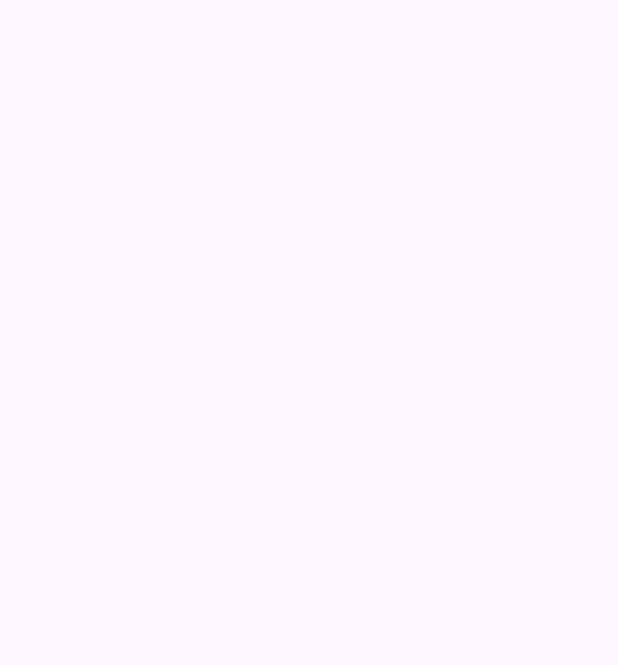
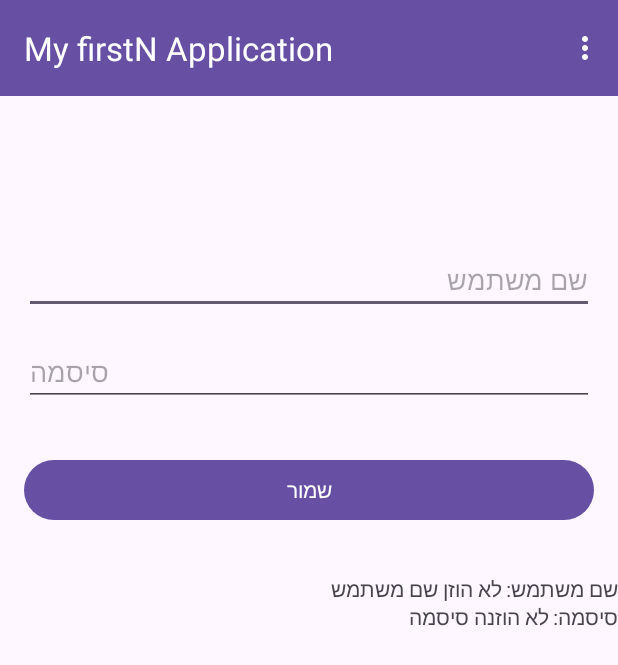
Before and after one commit to Noam-Mazan2025-katza/MyfirstNApplication123, an Android app: the Regulations screen opened directly, with no data from a screen before it, on a phone screen of 412 x 824 dp. Before the commit the part shown is empty. Shown: the top 665 px of the screen. Run offline under Robolectric (Android 15) with nearby library versions, the phone set to English and light mode, and no system bars.

Commit message:
Shared Preferences

```diff
--- a/app/src/main/java/com/noammazan/myfirstnapplication/Regulations.java
+++ b/app/src/main/java/com/noammazan/myfirstnapplication/Regulations.java
@@ -1,24 +1,156 @@
 package com.noammazan.myfirstnapplication;
 
+import android.content.Intent;
+import android.content.SharedPreferences;
 import android.os.Bundle;
+import android.text.SpannableString;
+import android.text.style.ForegroundColorSpan;
+import android.view.ContextMenu;
+import android.view.Menu;
+import android.view.MenuInflater;
+import android.view.MenuItem;
+import android.view.View;
+import android.widget.Button;
+import android.widget.EditText;
+import android.widget.TextView;
+import android.widget.Toast;
+import android.content.Context;
 
 import androidx.activity.EdgeToEdge;
+import androidx.annotation.NonNull;
 import androidx.appcompat.app.AppCompatActivity;
+import androidx.appcompat.widget.Toolbar;
 import androidx.core.graphics.Insets;
 import androidx.core.view.ViewCompat;
 import androidx.core.view.WindowInsetsCompat;
 
 public class Regulations extends AppCompatActivity {
+    private EditText etUsername, etPassword;
+    private Button btnSave;
+    private TextView tvSavedData;
+    private SharedPreferences sharedPreferences;
 
     @Override
     protected void onCreate(Bundle savedInstanceState) {
         super.onCreate(savedInstanceState);
         EdgeToEdge.enable(this);
         setContentView(R.layout.activity_regulations);
+
+        // אתחול של ה-Toolbar
+        Toolbar toolbar = findViewById(R.id.toolbar);
+        setSupportActionBar(toolbar);
         ViewCompat.setOnApplyWindowInsetsListener(findViewById(R.id.main), (v, insets) -> {
             Insets systemBars = insets.getInsets(WindowInsetsCompat.Type.systemBars());
             v.setPadding(systemBars.left, systemBars.top, systemBars.right, systemBars.bottom);
             return insets;
         });
+
+        // אתחול של השדות
+        etUsername = findViewById(R.id.etUsername);
+        etPassword = findViewById(R.id.etPassword);
+        btnSave = findViewById(R.id.btnSave);
+        tvSavedData = findViewById(R.id.tvSavedData);
+
+        // אתחול של SharedPreferences
+        sharedPreferences = getSharedPreferences("UserPrefs", Context.MODE_PRIVATE);
+
+        // הצגת נתונים ששמורים ב-SharedPreferences
+        displaySavedData();
+
+        // שמירת הנתונים ב-SharedPreferences כאשר לוחצים על כפתור שמירה
+        btnSave.setOnClickListener(view -> {
+            String username = etUsername.getText().toString();
+            String password = etPassword.getText().toString();
+
+            if (username.isEmpty() || password.isEmpty()) {
+                Toast.makeText(Regulations.this, "נא למלא את כל השדות", Toast.LENGTH_SHORT).show();
+            } else {
+                // שמירה ב-SharedPreferences
+                SharedPreferences.Editor editor = sharedPreferences.edit();
+                editor.putString("username", username); // שמירת שם המשתמש
+                editor.putString("password", password); // שמירת הסיסמה
+                editor.apply(); // שמירה
+
+                // הצגת הנתונים שמורים בעמוד
+                displaySavedData();
+
+                // הצגת הודעה למשתמש על שמירת הנתונים
+                Toast.makeText(Regulations.this, "הנתונים נשמרו", Toast.LENGTH_SHORT).show();
+            }
+        });
     }
+
+
+    private void displaySavedData() {
+        // קבלת נתונים מ-SharedPreferences
+        String savedUsername = sharedPreferences.getString("username", "לא הוזן שם משתמש");
+        String savedPassword = sharedPreferences.getString("password", "לא הוזנה סיסמה");
+
+        // הצגת הנתונים בתוך TextView
+        tvSavedData.setText("שם משתמש: " + savedUsername + "\nסיסמה: " + savedPassword);
+    }
+    @Override
+    public boolean onCreateOptionsMenu(Menu menu) {
+        // Inflate the menu; this adds items to the action bar if it is present.
+        MenuInflater inflater = getMenuInflater();
+        inflater.inflate(R.menu.menu_main, menu);
+
+        // שינוי צבע ה-title של כל הפריטים בתפריט
+        for (int i = 0; i < menu.size(); i++) {
+            MenuItem item = menu.getItem(i);
+            SpannableString s = new SpannableString(item.getTitle());
+            s.setSpan(new ForegroundColorSpan(getResources().getColor(R.color.black)), 0, s.length(), 0);
+            item.setTitle(s);
+        }
+
+        return true;
+    }
+    @Override
+    public boolean onOptionsItemSelected(@NonNull MenuItem item) {
+        int id = item.getItemId();
+        switch (id) {
+            case R.id.item1:
+                // יצירת Intent לאקטיביטי של קטגוריה 1
+                Intent intent1 = new Intent(this, guessing_number.class);
+                startActivity(intent1);
+                return true;
+            case R.id.item2:
+                // יצירת Intent לאקטיביטי של קטגוריה 2
+                Intent intent2 = new Intent(this, Regulations.class);
+                startActivity(intent2);
+                return true;
+            case R.id.item3:
+                // יצירת Intent לאקטיביטי של קטגוריה 3
+                Intent intent3 = new Intent(this, LinearActivity.class);
+                startActivity(intent3);
+                return true;
+            case R.id.main:
+                Intent intent4 = new Intent(this, MainActivity.class);
+                startActivity(intent4);
+                return true;
+            default:
+                return super.onOptionsItemSelected(item);
+        }
+    }
+
+
+    // יצירת תפריט Context Menu לתמונה
+    @Override
+    public void onCreateContextMenu(ContextMenu menu, View v, ContextMenu.ContextMenuInfo menuInfo) {
+        super.onCreateContextMenu(menu, v, menuInfo);
+        getMenuInflater().inflate(R.menu.menu_main, menu); // קישור לתפריט ה-XML
+    }
+
+    // טיפול בלחיצה על הפריט בתפריט ההקשר
+    @Override
+    public boolean onContextItemSelected(MenuItem item) {
+        if (item.getItemId() == R.id.main) {
+
+            Intent intent = new Intent(this, NewActivity.class);
+            startActivity(intent);
+            return true;
+        }
+        return super.onContextItemSelected(item);
+    }
+
 }
--- a/app/src/main/res/layout/activity_regulations.xml
+++ b/app/src/main/res/layout/activity_regulations.xml
@@ -6,5 +6,74 @@
     android:layout_width="match_parent"
     android:layout_height="match_parent"
     tools:context=".Regulations">
+    <androidx.appcompat.widget.Toolbar
+        android:id="@+id/toolbar"
+        android:layout_width="0dp"
+        android:layout_height="wrap_content"
+        android:background="?attr/colorPrimary"
+        android:elevation="4dp"
+        android:theme="@style/ThemeOverlay.AppCompat.Dark.ActionBar"
+        app:layout_constraintStart_toStartOf="parent"
+        app:layout_constraintTop_toTopOf="parent"
+        app:layout_constraintEnd_toEndOf="parent"/>
+    <!-- שדה שם משתמש -->
+    <EditText
+        android:id="@+id/etUsername"
+        android:layout_width="0dp"
+        android:layout_height="wrap_content"
+        android:hint="שם משתמש"
+        android:inputType="text"
+        app:layout_constraintTop_toBottomOf="@+id/toolbar"
+        app:layout_constraintStart_toStartOf="parent"
+        app:layout_constraintEnd_toEndOf="parent"
+        android:layout_marginTop="100dp"
+        android:layout_marginStart="16dp"
+        android:layout_marginEnd="16dp" />
+
+    <!-- שדה סיסמה -->
+    <EditText
+        android:id="@+id/etPassword"
+        android:layout_width="0dp"
+        android:layout_height="wrap_content"
+        android:hint="סיסמה"
+        android:inputType="textPassword"
+        app:layout_constraintTop_toBottomOf="@id/etUsername"
+        app:layout_constraintStart_toStartOf="parent"
+        app:layout_constraintEnd_toEndOf="parent"
+        android:layout_marginTop="16dp"
+        android:layout_marginStart="16dp"
+        android:layout_marginEnd="16dp" />
+
+    <!-- כפתור התחברות -->
+    <Button
+        android:id="@+id/btnLogin"
+        android:layout_width="0dp"
+        android:layout_height="wrap_content"
+        android:text="התחבר"
+        app:layout_constraintTop_toBottomOf="@id/etPassword"
+        app:layout_constraintStart_toStartOf="parent"
+        app:layout_constraintEnd_toEndOf="parent"
+        android:layout_marginTop="32dp"
+        android:layout_marginStart="16dp"
+        android:layout_marginEnd="16dp" />
+    <TextView
+        android:id="@+id/tvSavedData"
+        android:layout_width="match_parent"
+        android:layout_height="wrap_content"
+        android:text="שם משתמש: \nסיסמה: "
+        android:layout_marginTop="32dp"
+        app:layout_constraintTop_toBottomOf="@id/btnSave"
+        app:layout_constraintStart_toStartOf="parent"
+        app:layout_constraintEnd_toEndOf="parent"/>
+    <Button
+        android:id="@+id/btnSave"
+        android:layout_width="wrap_content"
+        android:layout_height="wrap_content"
+        android:text="שמור"
+        app:layout_constraintTop_toBottomOf="@id/etPassword"
+        app:layout_constraintStart_toStartOf="parent"
+        app:layout_constraintEnd_toEndOf="parent"
+        android:layout_marginTop="32dp"/>
+
 
 </androidx.constraintlayout.widget.ConstraintLayout>
--- a/app/src/main/res/menu/menu_main.xml
+++ b/app/src/main/res/menu/menu_main.xml
@@ -1,5 +1,9 @@
 <menu xmlns:android="http://schemas.android.com/apk/res/android">
-
+    <item
+        android:id="@+id/main"
+        android:title="Main"
+        android:showAsAction="never"/>
+    />
     <item
 
         android:id="@+id/item1"
@@ -9,16 +13,11 @@
 
     <item
         android:id="@+id/item2"
-        android:title="קטגוריה 2"
+        android:title="Regulations"
         android:showAsAction="never"/>
     <item
         android:id="@+id/item3"
         android:title="קטגוריה 3"
         android:showAsAction="never"/>
-    <item
-        android:id="@+id/new_item"
-        android:title=" context menu"
-        android:icon="@android:drawable/ic_menu_add"
-        android:showAsAction="always"/>
-        />
+
 </menu>
```
Also changed, not shown: app/src/main/java/com/noammazan/myfirstnapplication/MainActivity.java (+15 -4 lines).
